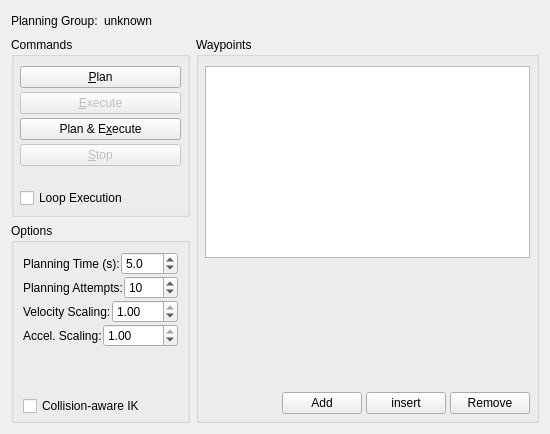
Old version of the form motion_planning_rviz_plugin/src/ui/motion_planning_rviz_plugin_frame_waypoints.ui in the repository xinjuezou-whi/moveit_ros_visualization.
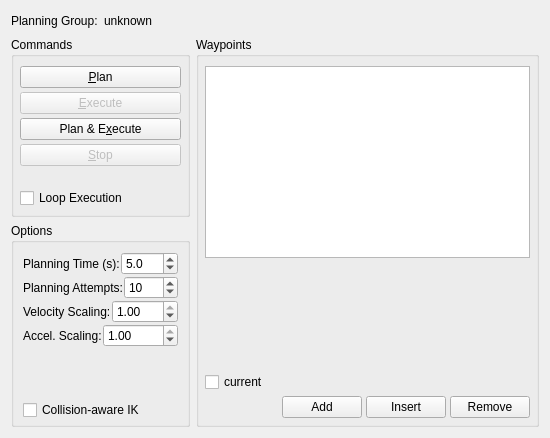
New version of the form.

Patch:
```diff
--- a/motion_planning_rviz_plugin/src/ui/motion_planning_rviz_plugin_frame_waypoints.ui
+++ b/motion_planning_rviz_plugin/src/ui/motion_planning_rviz_plugin_frame_waypoints.ui
@@ -7,7 +7,7 @@
     <x>0</x>
     <y>0</y>
     <width>550</width>
-    <height>434</height>
+    <height>438</height>
    </rect>
   </property>
   <property name="windowTitle">
@@ -424,6 +424,13 @@
             </property>
            </spacer>
           </item>
+          <item>
+           <widget class="QCheckBox" name="current">
+            <property name="text">
+             <string>current</string>
+            </property>
+           </widget>
+          </item>
           <item>
            <layout class="QVBoxLayout" name="verticalLayout">
             <item>
@@ -451,7 +458,7 @@
               <item>
                <widget class="QPushButton" name="insert_point_button">
                 <property name="text">
-                 <string>insert</string>
+                 <string>Insert</string>
                 </property>
                </widget>
               </item>
```
